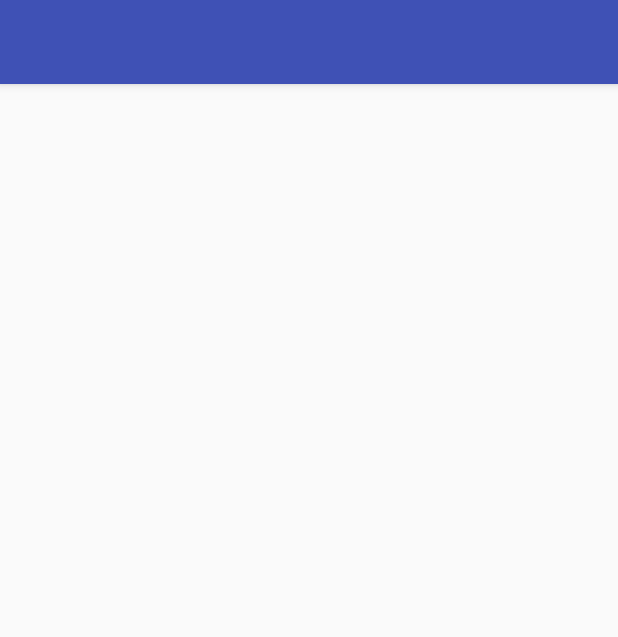
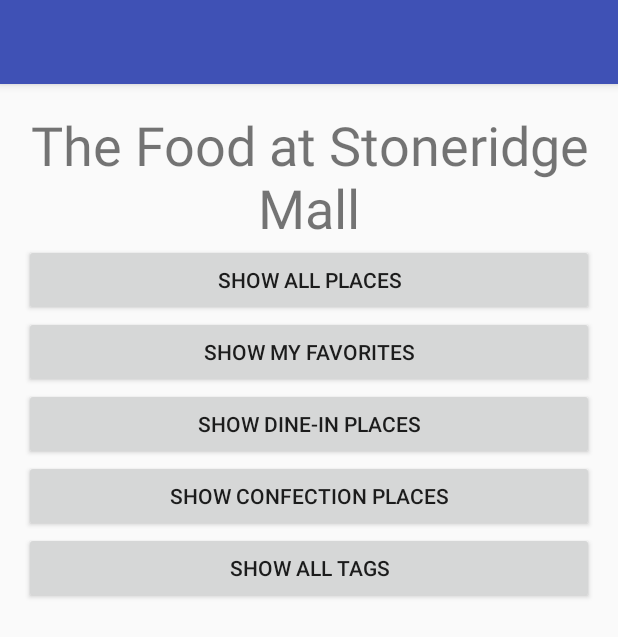
Before and after one commit to maezred/Places-Android, an Android app: the layout activity_main.xml on its own in the app's theme, with its tools: preview values and no code run, on a phone screen of 412 x 824 dp. Shown: the top 637 px of the screen. Run offline under Robolectric (Android 15) with nearby library versions, the phone set to English and light mode, and no system bars.

Commit message:
Stylize main screen.

```diff
--- a/app/src/main/res/layout/content_main.xml
+++ b/app/src/main/res/layout/content_main.xml
@@ -5,6 +5,7 @@
 	xmlns:tools="http://schemas.android.com/tools"
 	android:layout_width="match_parent"
 	android:layout_height="match_parent"
+	android:orientation="vertical"
 	android:paddingBottom="@dimen/activity_vertical_margin"
 	android:paddingLeft="@dimen/activity_horizontal_margin"
 	android:paddingRight="@dimen/activity_horizontal_margin"
@@ -13,8 +14,35 @@
 	tools:context=".activity.MainActivity"
 	tools:showIn="@layout/activity_main">
 
-	<ListView
-		android:id="@+id/main_places_list"
+	<TextView
+		android:layout_width="wrap_content"
+		android:layout_height="wrap_content"
+		android:text="@string/main_title"
+		android:textAlignment="center"
+		android:textSize="36sp"/>
+
+	<Button
 		android:layout_width="match_parent"
-		android:layout_height="match_parent"/>
+		android:layout_height="wrap_content"
+		android:text="@string/main_all_places"/>
+
+	<Button
+		android:layout_width="match_parent"
+		android:layout_height="wrap_content"
+		android:text="@string/main_my_favorites"/>
+
+	<Button
+		android:layout_width="match_parent"
+		android:layout_height="wrap_content"
+		android:text="@string/main_dine_in"/>
+
+	<Button
+		android:layout_width="match_parent"
+		android:layout_height="wrap_content"
+		android:text="@string/main_confections"/>
+
+	<Button
+		android:layout_width="match_parent"
+		android:layout_height="wrap_content"
+		android:text="@string/main_all_tags"/>
 </LinearLayout>
--- a/app/src/main/res/values/strings.xml
+++ b/app/src/main/res/values/strings.xml
@@ -6,4 +6,10 @@
 	<string name="title_activity_detail">Place Details</string>
 	<string name="placeholder_place">Place</string>
 	<string name="placeholder_phone">Phone</string>
+	<string name="main_all_places">Show All Places</string>
+	<string name="main_my_favorites">Show My Favorites</string>
+	<string name="main_dine_in">Show Dine-In Places</string>
+	<string name="main_confections">Show Confection Places</string>
+	<string name="main_all_tags">Show All Tags</string>
+	<string name="main_title">The Food at Stoneridge Mall</string>
 </resources>
```
